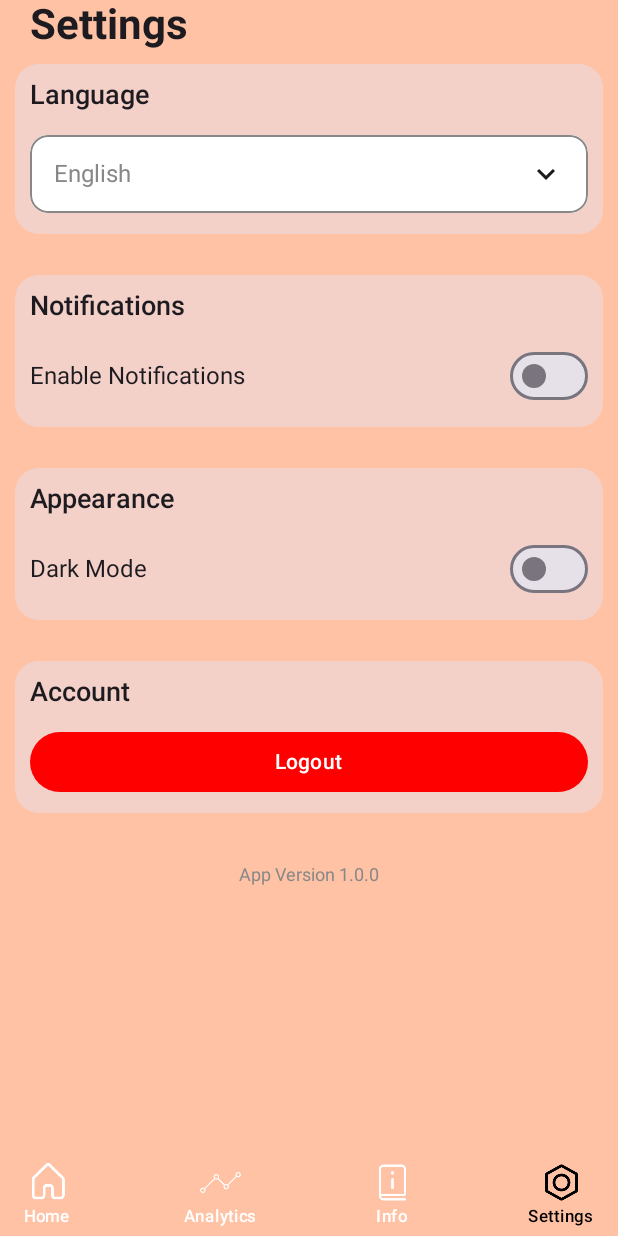
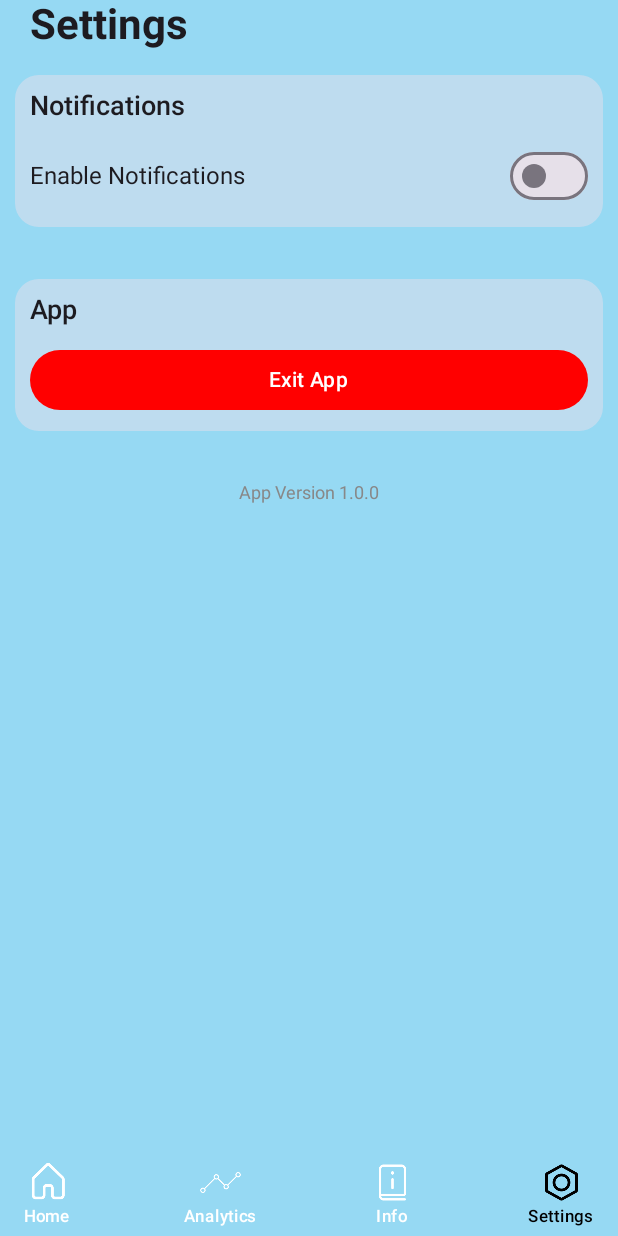
Before and after one commit to Phantom-VK/AirSageAi, an Android app built with Jetpack Compose: the screen it shows after launch (MainActivity), after a tap on "Settings", on a phone screen of 412 x 824 dp. Run offline under Robolectric (Android 15) with nearby library versions, the light colour scheme and no system bars; our stand-ins replace Dagger/Hilt's generated code, Firebase (no records; nobody signed in at launch, a user with empty details on screens opened directly).

Commit message:
Working Export Utility Changed settings screen.

```diff
--- a/app/src/main/AndroidManifest.xml
+++ b/app/src/main/AndroidManifest.xml
@@ -20,8 +20,7 @@
     <uses-permission android:name="android.permission.ACCESS_BACKGROUND_LOCATION"/>
     <uses-permission android:name="android.permission.WRITE_EXTERNAL_STORAGE"
         android:maxSdkVersion="32" />
-    <uses-permission android:name="android.permission.READ_EXTERNAL_STORAGE"
-        android:maxSdkVersion="32" />
+    <uses-permission android:name="android.permission.MANAGE_EXTERNAL_STORAGE"/>
 
     <application
 
--- a/app/src/main/java/com/vikram/airsageai/MainActivity.kt
+++ b/app/src/main/java/com/vikram/airsageai/MainActivity.kt
@@ -7,10 +7,8 @@ import androidx.compose.foundation.layout.fillMaxSize
 import androidx.compose.material3.MaterialTheme
 import androidx.compose.material3.Surface
 import androidx.compose.ui.Modifier
-import androidx.hilt.navigation.compose.hiltViewModel
 import androidx.navigation.compose.rememberNavController
 import com.vikram.airsageai.ui.screens.PermissionHandler
-import com.vikram.airsageai.viewmodels.GasDataViewModel
 import dagger.hilt.android.AndroidEntryPoint
 
 @AndroidEntryPoint
--- a/app/src/main/java/com/vikram/airsageai/data/dataclass/PermissionState.kt
+++ b/app/src/main/java/com/vikram/airsageai/data/dataclass/PermissionState.kt
@@ -1,4 +1,5 @@
 package com.vikram.airsageai.data.dataclass
+
 
 enum class PermissionState {
     CHECKING,
--- a/app/src/main/java/com/vikram/airsageai/ui/screens/MainScaffoldScreen.kt
+++ b/app/src/main/java/com/vikram/airsageai/ui/screens/MainScaffoldScreen.kt
@@ -76,11 +76,12 @@ fun MainScaffoldScreen() {
     }
 
     // Default theme color is light blue, changes based on AQI
-    var themeColor = when (overallAQI) {
-        in 0..50 -> Color(0xFF96D9F3)
-        in 51..100 -> Color(0xFFFCEFCC)
-        else -> Color(0xFFFFC2A5)
-    }
+//    var themeColor = when (overallAQI) {
+//        in 0..50 -> Color(0xFF96D9F3)
+//        in 51..100 -> Color(0xFFFCEFCC)
+//        else -> Color(0xFFFFC2A5)
+//    }
+    var themeColor = Color(0xFF96D9F3)
 
     Scaffold(
         bottomBar = {
--- a/app/src/main/java/com/vikram/airsageai/ui/screens/SettingsScreen.kt
+++ b/app/src/main/java/com/vikram/airsageai/ui/screens/SettingsScreen.kt
@@ -81,13 +81,13 @@ fun SettingsScreen(navController: NavController, paddingValues: PaddingValues, t
             modifier = Modifier.padding(horizontal = 20.dp)
         )
 
-        SettingCard(title = "Language", themeColor) {
-            CustomDropdown(
-                placeHolder = selectedLanguage,
-                options = listOf("English", "Hindi", "Marathi", "Telugu"),
-                onOptionSelected = { selectedLanguage = it }
-            )
-        }
+//        SettingCard(title = "Language", themeColor) {
+//            CustomDropdown(
+//                placeHolder = selectedLanguage,
+//                options = listOf("English", "Hindi", "Marathi", "Telugu"),
+//                onOptionSelected = { selectedLanguage = it }
+//            )
+//        }
 
         Spacer(modifier = Modifier.height(7.dp))
 
@@ -119,24 +119,24 @@ fun SettingsScreen(navController: NavController, paddingValues: PaddingValues, t
         Spacer(modifier = Modifier.height(7.dp))
 
         // Theme Toggle
-        SettingCard(title = "Appearance", themeColor) {
-            Row(
-                modifier = Modifier.fillMaxWidth(),
-                horizontalArrangement = Arrangement.SpaceBetween,
-                verticalAlignment = Alignment.CenterVertically
-            ) {
-                Text("Dark Mode", fontSize = 16.sp)
-                Switch(
-                    checked = isDarkMode,
-                    onCheckedChange = { isDarkMode = it }
-                )
-            }
-        }
+//        SettingCard(title = "Appearance", themeColor) {
+//            Row(
+//                modifier = Modifier.fillMaxWidth(),
+//                horizontalArrangement = Arrangement.SpaceBetween,
+//                verticalAlignment = Alignment.CenterVertically
+//            ) {
+//                Text("Dark Mode", fontSize = 16.sp)
+//                Switch(
+//                    checked = isDarkMode,
+//                    onCheckedChange = { isDarkMode = it }
+//                )
+//            }
+//        }
 
         Spacer(modifier = Modifier.height(7.dp))
 
         // Account Section
-        SettingCard(title = "Account", themeColor) {
+        SettingCard(title = "App", themeColor) {
             Button(
                 onClick = {
                     // Add logout logic here
@@ -147,7 +147,7 @@ fun SettingsScreen(navController: NavController, paddingValues: PaddingValues, t
                 colors = ButtonDefaults.buttonColors(containerColor = Color.Red),
                 modifier = Modifier.fillMaxWidth()
             ) {
-                Text("Logout", color = Color.White)
+                Text("Exit App", color = Color.White)
             }
         }
 
```
Also changed, not shown: app/src/main/java/com/vikram/airsageai/ui/screens/AnalyticsScreen.kt (+18 -38 lines), app/src/main/java/com/vikram/airsageai/utils/AnalyticsUtils.kt (+51 -58 lines), app/src/main/java/com/vikram/airsageai/ui/screens/PermissionHandler.kt (line endings or trailing spaces).
